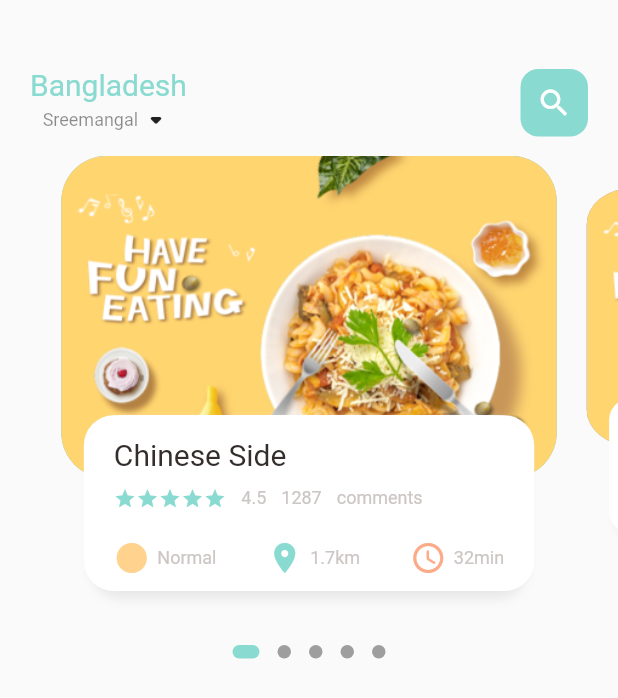
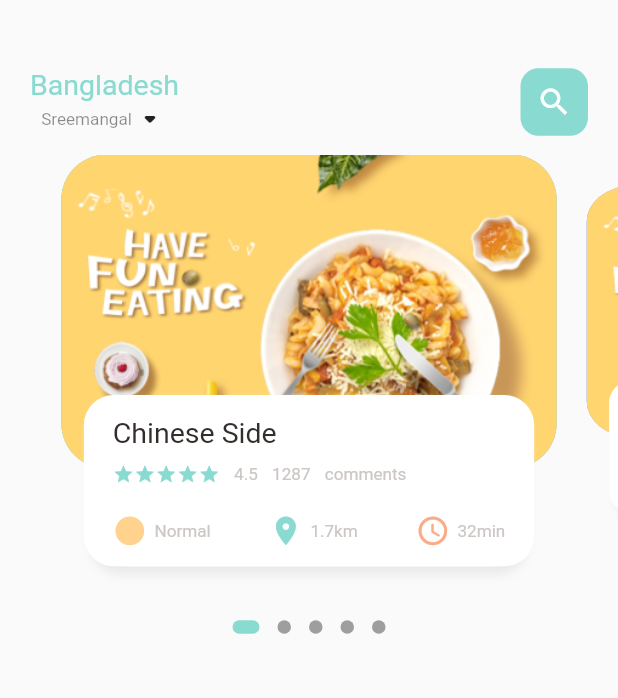
Before and after one commit to PriomDeb/food_order_app, a Flutter app: the screen it shows after launch, on a phone screen of 412 x 824 dp. Shown: the top 698 px of the screen. Run offline on Flutter 3.47's test engine with Material 2 defaults, Android fonts, the phone set to English and light mode, and no system bars; drawn by our look-alikes of dots_indicator; our stand-ins replace get.

Commit message:
Implemented a responsive method in Dimensions class

```diff
--- a/lib/home/food_page_body.dart
+++ b/lib/home/food_page_body.dart
@@ -21,7 +21,7 @@ class _FoodPageBodyState extends State<FoodPageBody> {
   var _currPageValue = 0.0;
 
   double _scaleFactor = 0.8;
-  double _height = Dimensions.pageViewContainer;
+  double _height = Dimensions.responsiveHeight(220);
 
   @override
   void initState() {
@@ -46,7 +46,7 @@ class _FoodPageBodyState extends State<FoodPageBody> {
       children: [
         Container(
           // color: Colors.redAccent,
-          height: 320,
+          height: Dimensions.responsiveHeight(320),
           child: PageView.builder(
               controller: pageController,
               itemCount: 5,
@@ -113,7 +113,7 @@ class _FoodPageBodyState extends State<FoodPageBody> {
       child: Stack(
         children: [
           Container(
-            height: Dimensions.pageViewContainer,
+            height: Dimensions.responsiveHeight(220),
             margin: EdgeInsets.only(left: 10, right: 10),
             decoration: BoxDecoration(
               borderRadius: BorderRadius.circular(30),
@@ -130,7 +130,8 @@ class _FoodPageBodyState extends State<FoodPageBody> {
             // We want the Container() to be in the bottom
             alignment: Alignment.bottomCenter,
             child: Container(
-              height: Dimensions.pageViewTextContainer,
+              // height: Dimensions.pageViewTextContainer,
+              height: Dimensions.responsiveHeight(120),
               margin: EdgeInsets.only(left: 30, right: 30, bottom: 30),
               decoration: BoxDecoration(
                   borderRadius: BorderRadius.circular(20),
@@ -151,14 +152,15 @@ class _FoodPageBodyState extends State<FoodPageBody> {
                     ),
                   ]),
               child: Container(
-                padding: EdgeInsets.only(top: 15, left: 15, right: 15),
+                padding: EdgeInsets.only(
+                    top: Dimensions.responsiveHeight(15),
+                    left: Dimensions.responsiveHeight(15),
+                    right: Dimensions.responsiveHeight(15)),
                 child: Column(
                   crossAxisAlignment: CrossAxisAlignment.start,
                   children: [
                     BigText(text: "Chinese Side"),
-                    SizedBox(
-                      height: 10,
-                    ),
+                    SizedBox(height: Dimensions.responsiveHeight(10)),
                     Row(
                       children: [
                         Wrap(
@@ -167,19 +169,19 @@ class _FoodPageBodyState extends State<FoodPageBody> {
                             (index) => Icon(
                               Icons.star,
                               color: AppColors.mainColor,
-                              size: 15,
+                              size: Dimensions.responsiveHeight(15),
                             ),
                           ),
                         ),
-                        SizedBox(width: 10),
+                        SizedBox(width: Dimensions.responsiveHeight(10)),
                         SmallText(text: "4.5"),
-                        SizedBox(width: 10),
+                        SizedBox(width: Dimensions.responsiveHeight(10)),
                         SmallText(text: "1287"),
-                        SizedBox(width: 10),
+                        SizedBox(width: Dimensions.responsiveHeight(10)),
                         SmallText(text: "comments")
                       ],
                     ),
-                    SizedBox(height: 20),
+                    SizedBox(height: Dimensions.responsiveHeight(20)),
                     Row(
                       mainAxisAlignment: MainAxisAlignment.spaceBetween,
                       children: [
--- a/lib/home/main_food_page.dart
+++ b/lib/home/main_food_page.dart
@@ -16,6 +16,8 @@ class MainFoodPage extends StatefulWidget {
 class _MainFoodPageState extends State<MainFoodPage> {
   @override
   Widget build(BuildContext context) {
+    print(MediaQuery.of(context).size.height);
+    print(MediaQuery.of(context).size.width);
     return Scaffold(
       body: Column(
         children: [
--- a/lib/utils/dimensions.dart
+++ b/lib/utils/dimensions.dart
@@ -2,12 +2,32 @@ import 'package:flutter/material.dart';
 import 'package:get/get.dart';
 
 class Dimensions {
+  // 866.2857142857143
   static double screenHeight = Get.context!.height;
+  // 411.42857142857144
   static double screenWidth = Get.context!.width;
 
-  // Get dividing factor using device_height / designed_height => (844 / 220 = 3.84)
-  static double pageViewContainer = screenHeight / 3.84;
+  // 866 / 320
+  static double pageView = screenHeight / (866 / 320);
 
-  // 844 / 120 = 7.03
-  static double pageViewTextContainer = screenHeight / 7.03;
+  // Get dividing factor using device_height / designed_height => (866 / 220)
+  static double pageViewContainer = screenHeight / (866 / 220);
+
+  // 866 / 120
+  static double pageViewTextContainer = screenHeight / (866 / 120);
+
+  static double height10 = screenHeight / (866 / 10);
+  static double height15 = screenHeight / (866 / 15);
+  static double height20 = screenHeight / (866 / 20);
+
+  static double font20 = screenHeight / (866 / 20);
+
+  // Instead of defining static variables again and again I am using a static function
+  static double responsiveHeight(int value) {
+    return screenHeight / (866 / value);
+  }
+
+  static double responsiveWidth(int value) {
+    return screenHeight / (411 / value);
+  }
 }
--- a/lib/widgets/big_text.dart
+++ b/lib/widgets/big_text.dart
@@ -1,4 +1,5 @@
 import 'package:flutter/material.dart';
+import 'package:food_order_app/utils/dimensions.dart';
 
 class BigText extends StatelessWidget {
   Color? color;
@@ -10,7 +11,7 @@ class BigText extends StatelessWidget {
       {super.key,
       this.color = const Color(0xFF332d2b),
       required this.text,
-      this.size = 20,
+      this.size = 0,
       this.overFlow = TextOverflow.ellipsis});
 
   @override
@@ -22,7 +23,7 @@ class BigText extends StatelessWidget {
       style: TextStyle(
         fontFamily: 'Roboto',
         color: color,
-        fontSize: size,
+        fontSize: size == 0 ? Dimensions.responsiveHeight(20) : size,
         fontWeight: FontWeight.w400,
       ),
     );
--- a/lib/widgets/icon_and_text_widget.dart
+++ b/lib/widgets/icon_and_text_widget.dart
@@ -1,6 +1,7 @@
 // ignore_for_file: prefer_const_constructors
 
 import 'package:flutter/material.dart';
+import 'package:food_order_app/utils/dimensions.dart';
 import 'package:food_order_app/widgets/small_text.dart';
 
 class IconAndTextWidget extends StatelessWidget {
@@ -18,7 +19,11 @@ class IconAndTextWidget extends StatelessWidget {
   Widget build(BuildContext context) {
     return Row(
       children: [
-        Icon(icon, color: iconColor),
+        Icon(
+          icon,
+          color: iconColor,
+          size: Dimensions.responsiveHeight(24),
+        ),
         SizedBox(width: 5),
         SmallText(text: text),
       ],
--- a/lib/widgets/small_text.dart
+++ b/lib/widgets/small_text.dart
@@ -1,4 +1,5 @@
 import 'package:flutter/material.dart';
+import 'package:food_order_app/utils/dimensions.dart';
 
 class SmallText extends StatelessWidget {
   Color? color;
@@ -21,7 +22,7 @@ class SmallText extends StatelessWidget {
       style: TextStyle(
         fontFamily: 'Roboto',
         color: color,
-        fontSize: size,
+        fontSize: Dimensions.responsiveHeight(12),
         fontWeight: FontWeight.w400,
         height: height,
       ),
```
